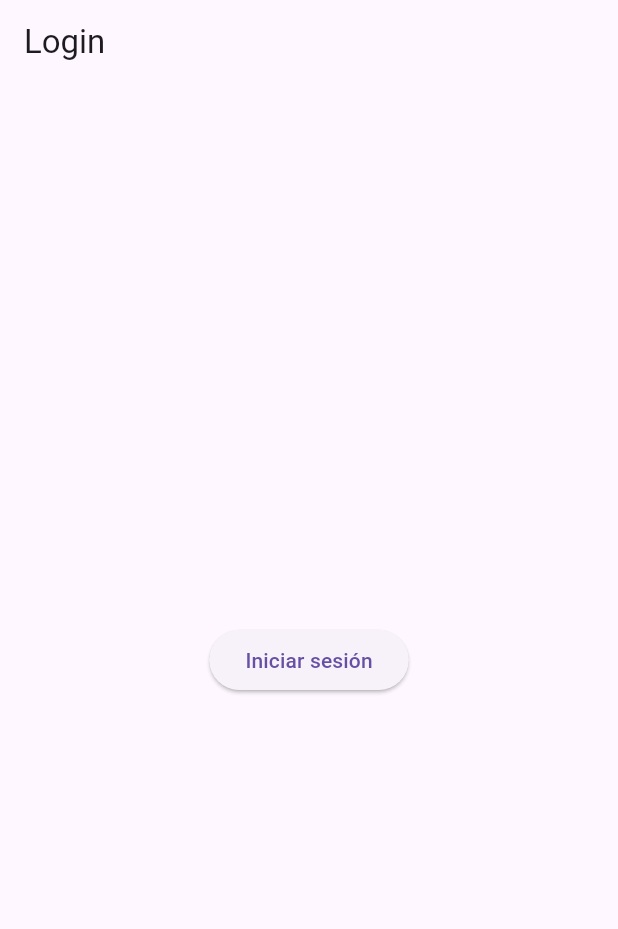
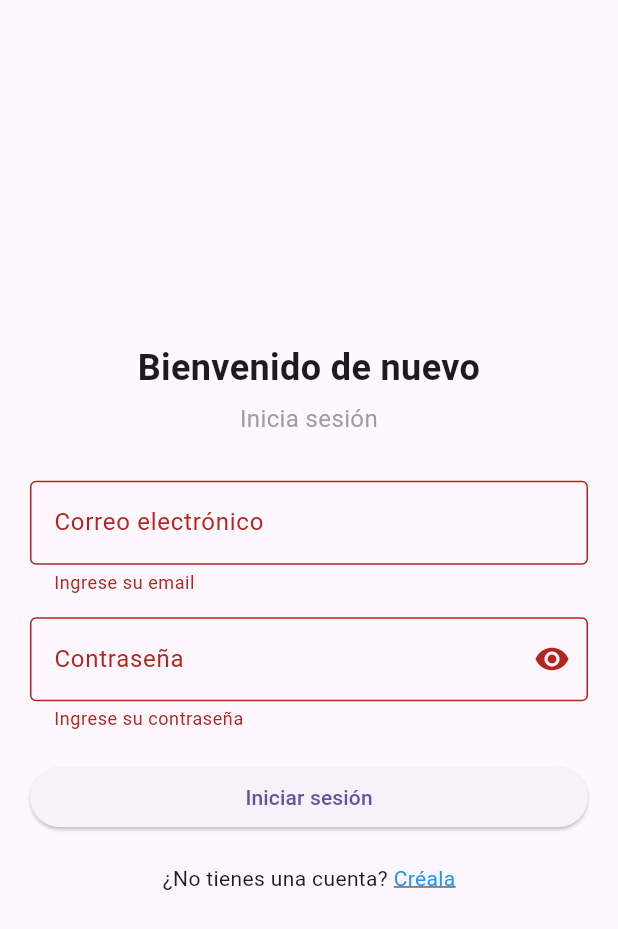
Before and after one commit to jmartinezgr/prueba-tecnica-wagon, a Flutter app: the screen it shows after launch, after a tap on "Iniciar sesión", on a phone screen of 412 x 824 dp. Shown: the top 929 px of the screen. Run offline on Flutter 3.47's test engine with Material 3 defaults, Android fonts, the phone set to English and light mode, and no system bars; our stand-ins replace flutter_secure_storage, go_router, shared_preferences.

```diff
--- a/mobile/lib/app_router.dart
+++ b/mobile/lib/app_router.dart
@@ -1,4 +1,5 @@
 import 'package:go_router/go_router.dart';
+import 'package:mobile/features/auth/presentation/register_screen.dart';
 
 import 'features/auth/presentation/auth_landing_screen.dart';
 import 'features/auth/presentation/login_screen.dart';
@@ -8,9 +9,11 @@ import 'splash_screen.dart';
 final GoRouter appRouter = GoRouter(
   initialLocation: '/splash',
   routes: [
+    GoRoute(path: '/', redirect: (context, state) => '/splash'),
     GoRoute(path: '/splash', builder: (context, state) => SplashScreen()),
     GoRoute(path: '/auth', builder: (context, state) => AuthLandingScreen()),
     GoRoute(path: '/login', builder: (context, state) => LoginScreen()),
+    GoRoute(path: '/register', builder: (context, state) => RegisterScreen()),
     GoRoute(path: '/home', builder: (context, state) => HomeScreen()),
   ],
 );
--- a/mobile/lib/features/auth/presentation/login_screen.dart
+++ b/mobile/lib/features/auth/presentation/login_screen.dart
@@ -1,36 +1,56 @@
 import 'dart:convert';
 import 'package:flutter/material.dart';
-import 'package:flutter_secure_storage/flutter_secure_storage.dart';
 import 'package:go_router/go_router.dart';
 import 'package:mobile/shared/services/api_service.dart';
 import 'package:mobile/shared/services/secure_storage_service.dart';
 import 'package:mobile/shared/services/shared_preferences.dart';
 
-class LoginScreen extends StatelessWidget {
-  final storage = const FlutterSecureStorage();
-  final userInfoService = UserInfoService();
+class LoginScreen extends StatefulWidget {
+  const LoginScreen({super.key});
 
-  LoginScreen({super.key});
+  @override
+  State<LoginScreen> createState() => _LoginScreenState();
+}
+
+class _LoginScreenState extends State<LoginScreen> {
+  final _formKey = GlobalKey<FormState>();
+  final TextEditingController _emailController = TextEditingController();
+  final TextEditingController _passwordController = TextEditingController();
+
+  final SecureStorageService secureStorageService = SecureStorageService();
+  final UserInfoService userInfoService = UserInfoService();
+
+  bool _loading = false;
+  bool _obscurePassword = true;
 
   Future<void> _login(BuildContext context) async {
+    if (!_formKey.currentState!.validate()) return;
+
+    setState(() => _loading = true);
+
     ApiService apiService = ApiService();
-    SecureStorageService secureStorageService = SecureStorageService();
-    const data = {'email': 'josemargri3@gmail.com', 'password': '++juanjose3M'};
+
+    final data = {
+      'email': _emailController.text.trim(),
+      'password': _passwordController.text.trim(),
+    };
 
     final response = await apiService.post('auth/login', data);
+
+    setState(() => _loading = false);
 
     if (response.statusCode == 201) {
       final body = jsonDecode(response.body);
       final accessToken = body['accessToken'];
       final refreshToken = body['refreshToken'];
+
       if (accessToken != null && refreshToken != null) {
         await secureStorageService.saveAccess(accessToken);
         await secureStorageService.saveRefresh(refreshToken);
-        print(body['user']);
         await userInfoService.saveUser(body['user']);
+
         context.go('/home');
       } else {
-        // Manejar caso sin token en respuesta
         _showError(context, 'Token no recibido');
       }
     } else {
@@ -47,11 +67,88 @@ class LoginScreen extends StatelessWidget {
   @override
   Widget build(BuildContext context) {
     return Scaffold(
-      appBar: AppBar(title: const Text('Login')),
-      body: Center(
-        child: ElevatedButton(
-          onPressed: () => _login(context),
-          child: const Text('Iniciar sesión'),
+      body: Padding(
+        padding: const EdgeInsets.all(20),
+        child: Form(
+          key: _formKey,
+          child: Column(
+            mainAxisAlignment: MainAxisAlignment.center,
+            crossAxisAlignment: CrossAxisAlignment.stretch,
+            children: [
+              const Text(
+                "Bienvenido de nuevo",
+                style: TextStyle(fontSize: 24, fontWeight: FontWeight.bold),
+                textAlign: TextAlign.center,
+              ),
+              const SizedBox(height: 5),
+              const Text(
+                "Inicia sesión",
+                style: TextStyle(fontSize: 16, color: Colors.grey),
+                textAlign: TextAlign.center,
+              ),
+              const SizedBox(height: 30),
+              TextFormField(
+                controller: _emailController,
+                keyboardType: TextInputType.text,
+                enableSuggestions: false,
+                autocorrect: false,
+                decoration: const InputDecoration(
+                  labelText: 'Correo electrónico',
+                  border: OutlineInputBorder(),
+                ),
+                validator: (value) =>
+                    value == null || value.isEmpty ? 'Ingrese su email' : null,
+              ),
+              const SizedBox(height: 15),
+              TextFormField(
+                controller: _passwordController,
+                decoration: InputDecoration(
+                  labelText: 'Contraseña',
+                  border: const OutlineInputBorder(),
+                  suffixIcon: IconButton(
+                    icon: Icon(
+                      _obscurePassword
+                          ? Icons.visibility
+                          : Icons.visibility_off,
+                    ),
+                    onPressed: () {
+                      setState(() {
+                        _obscurePassword = !_obscurePassword;
+                      });
+                    },
+                  ),
+                ),
+                obscureText: _obscurePassword,
+                validator: (value) => value == null || value.isEmpty
+                    ? 'Ingrese su contraseña'
+                    : null,
+              ),
+              const SizedBox(height: 20),
+              _loading
+                  ? const Center(child: CircularProgressIndicator())
+                  : ElevatedButton(
+                      onPressed: () => _login(context),
+                      child: const Text('Iniciar sesión'),
+                    ),
+              const SizedBox(height: 20),
+              Row(
+                mainAxisAlignment: MainAxisAlignment.center,
+                children: [
+                  const Text("¿No tienes una cuenta? "),
+                  GestureDetector(
+                    onTap: () => context.go('/register'),
+                    child: const Text(
+                      "Créala",
+                      style: TextStyle(
+                        color: Colors.blue,
+                        decoration: TextDecoration.underline,
+                      ),
+                    ),
+                  ),
+                ],
+              ),
+            ],
+          ),
         ),
       ),
     );
```
Also changed, not shown: mobile/lib/features/auth/presentation/auth_landing_screen.dart (+7 -1 lines), mobile/lib/features/auth/presentation/register_screen.dart (added, +138 -0 lines).
